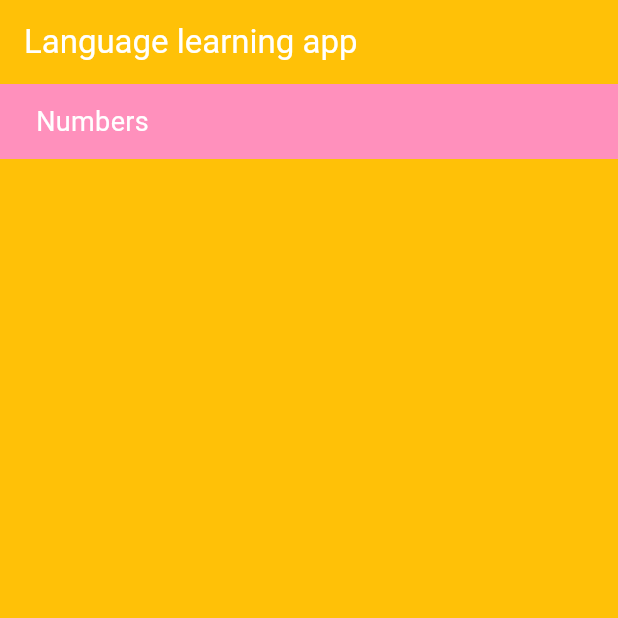
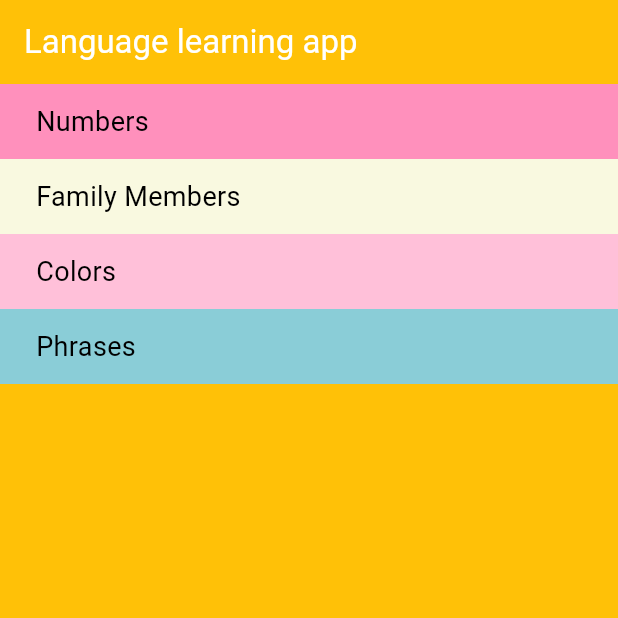
Before and after one commit to TarekGawish/Flutter-Projects, a Flutter app: the screen it shows after launch, on a phone screen of 412 x 824 dp, the top half of it. Run offline on Flutter 3.47's test engine with Material 3 defaults, Android fonts, the phone set to English and light mode, and no system bars.

Commit message:
add another sections to the app

```diff
--- a/Language_learning_App/lib/main.dart
+++ b/Language_learning_App/lib/main.dart
@@ -27,9 +27,42 @@ class LanguageLearnignApp extends StatelessWidget {
             width: double.infinity,
             child: Text(
               'Numbers',
-              style: TextStyle(color: Color(0xffffffff), fontSize: 18),
+              style: TextStyle(color: Color(0xff000000), fontSize: 18),
             ),
-          )
+          ),
+          Container(
+            padding: EdgeInsets.only(left: 24),
+            alignment: Alignment.centerLeft,
+            color: Color(0xffF9F9E0),
+            height: 50,
+            width: double.infinity,
+            child: Text(
+              'Family Members',
+              style: TextStyle(color: Color(0xff000000), fontSize: 18),
+            ),
+          ),
+          Container(
+            padding: EdgeInsets.only(left: 24),
+            alignment: Alignment.centerLeft,
+            color: Color(0xffFFC0D9),
+            height: 50,
+            width: double.infinity,
+            child: Text(
+              'Colors',
+              style: TextStyle(color: Color(0xff000000), fontSize: 18),
+            ),
+          ),
+          Container(
+            padding: EdgeInsets.only(left: 24),
+            alignment: Alignment.centerLeft,
+            color: Color(0xff8ACDD7),
+            height: 50,
+            width: double.infinity,
+            child: Text(
+              'Phrases',
+              style: TextStyle(color: Color(0xff000000), fontSize: 18),
+            ),
+          ),
         ]),
       ),
     );
```
